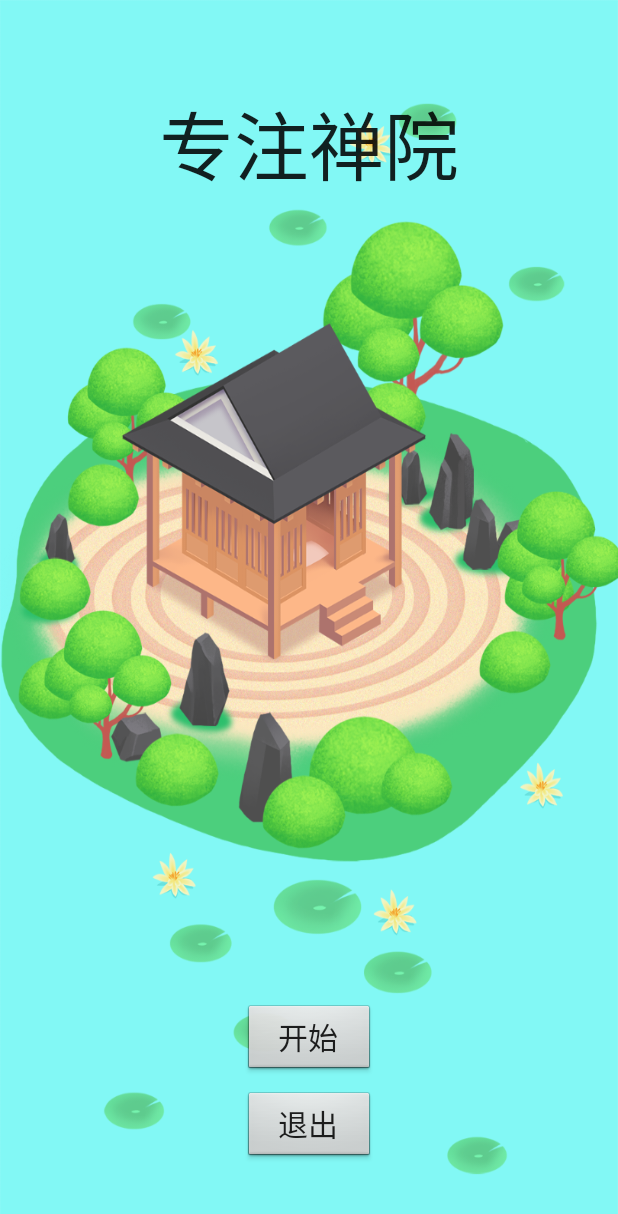
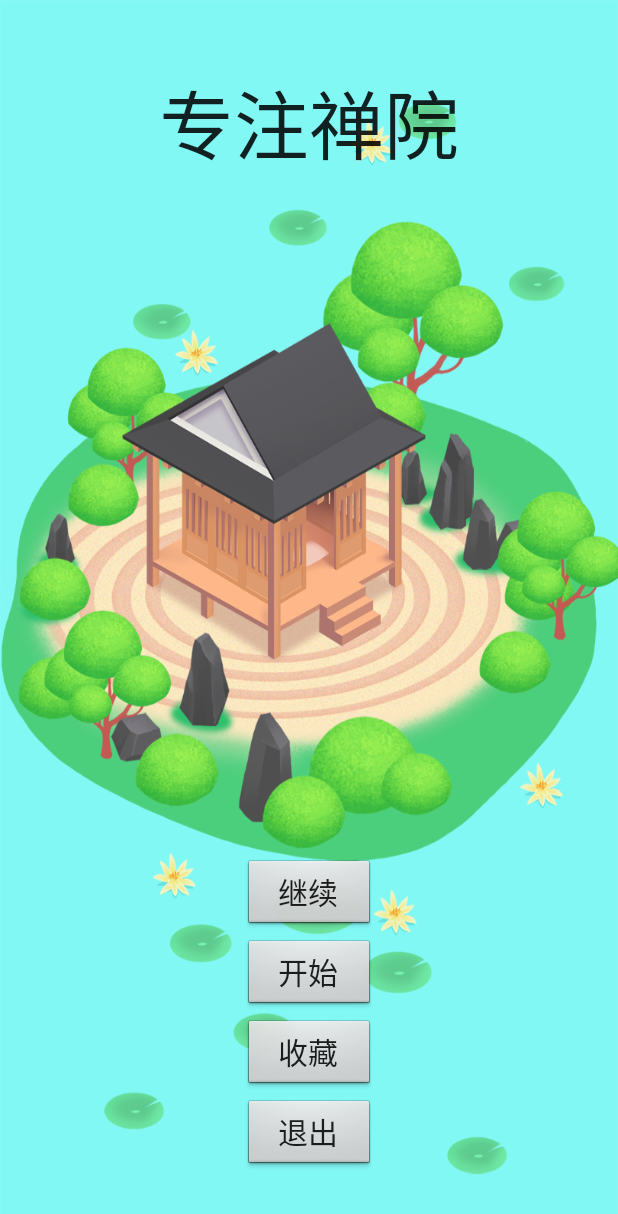
Before and after one commit to czycharles/ConcentrationPalace, an Android app: the screen it shows after launch (CP_MainActivity), on a phone screen of 412 x 824 dp. Shown: the top 1214 px of the screen. Run offline under Robolectric (Android 15) with nearby library versions, the phone set to English and light mode, and no system bars.

Commit message:
Add gallery blur background

```diff
--- a/app/build.gradle
+++ b/app/build.gradle
@@ -5,7 +5,7 @@ android {
     buildToolsVersion '26.0.2'
     defaultConfig {
         applicationId "com.example.charles.concentrationpalace"
-        minSdkVersion 15
+        minSdkVersion 17
         targetSdkVersion 26
         versionCode 1
         versionName "1.3"
--- a/app/src/main/AndroidManifest.xml
+++ b/app/src/main/AndroidManifest.xml
@@ -44,6 +44,11 @@
             android:configChanges="orientation|keyboardHidden|screenSize"
             android:label="@string/app_name"
             android:theme="@style/AppTheme"/>
+        <activity
+            android:name=".GalleryActivity"
+            android:configChanges="orientation|keyboardHidden|screenSize"
+            android:label="@string/app_name"
+            android:theme="@style/AppTheme"/>
         <service android:name="com.qq.e.comm.DownloadService" android:exported="false" />
         <activity android:name="com.qq.e.ads.ADActivity" android:configChanges="keyboard|keyboardHidden|orientation|screenSize" />
     </application>
--- a/app/src/main/java/com/example/charles/concentrationpalace/CP_MainActivity.java
+++ b/app/src/main/java/com/example/charles/concentrationpalace/CP_MainActivity.java
@@ -22,6 +22,7 @@ public class CP_MainActivity extends AppCompatActivity {
 
     File file;
     SharedPreferences data;
+    int version = Build.VERSION.SDK_INT;
 
     @Override
     protected void onCreate(Bundle savedInstanceState) {
@@ -51,7 +52,7 @@ public class CP_MainActivity extends AppCompatActivity {
         continue_button.setOnClickListener(new View.OnClickListener(){
             @Override
             public void onClick(View v){
-                int version = Integer.valueOf(Build.VERSION.SDK_INT);
+
                 Intent intent = new Intent(CP_MainActivity.this, MyPalaceActivity.class);
                 startActivity(intent);
                 if(version > 5 ){
@@ -63,7 +64,7 @@ public class CP_MainActivity extends AppCompatActivity {
         start_button.setOnClickListener(new View.OnClickListener(){
             @Override
             public void onClick(View v){
-                int version = Integer.valueOf(Build.VERSION.SDK_INT);
+
                 if(file.exists()) {
                     AlertDialog.Builder failAlert = new AlertDialog.Builder(CP_MainActivity.this);
                     failAlert.setTitle("删除记录？");
@@ -73,7 +74,7 @@ public class CP_MainActivity extends AppCompatActivity {
                         @Override
                         public void onClick(DialogInterface failAlert, int i) {
                             data = getSharedPreferences("data",MODE_PRIVATE);
-                            data.edit().clear().commit();
+                            data.edit().clear().apply();
                             file.delete();
                             Toast.makeText(CP_MainActivity.this, "删除成功", Toast.LENGTH_LONG).show();
                             Button continue_button = (Button)findViewById(R.id.continue_button);
@@ -98,6 +99,18 @@ public class CP_MainActivity extends AppCompatActivity {
             }
         });
         Log.d("CP_MainActivity","onCreate: done");
+
+        Button gallery_button = (Button)findViewById(R.id.gallery_button);
+        gallery_button.setOnClickListener(new View.OnClickListener(){
+            @Override
+            public void onClick(View v){
+                Intent intent = new Intent(CP_MainActivity.this, GalleryActivity.class);
+                startActivity(intent);
+                if(version > 5 ){
+                    overridePendingTransition(R.anim.fade_in, R.anim.fade_out);
+                }
+            }
+        });
 
         Button exit_button = (Button)findViewById(R.id.exit_button);
         exit_button.setOnClickListener(new View.OnClickListener(){
--- a/app/src/main/res/layout/activity_cp__main.xml
+++ b/app/src/main/res/layout/activity_cp__main.xml
@@ -34,9 +34,9 @@
         android:gravity="center"
         android:background="@android:drawable/btn_default"
         android:text="@string/continue_button"
-        android:visibility="gone"
+
         android:textSize="20sp"
-        android:layout_marginBottom="10dp"/>
+        android:layout_marginBottom="5dp"/>
 
     <Button
         android:id="@+id/start_button"
@@ -47,7 +47,18 @@
         android:background="@android:drawable/btn_default"
         android:text="@string/start_button"
         android:textSize="20sp"
-        android:layout_marginBottom="10dp"/>
+        android:layout_marginBottom="5dp"/>
+
+    <Button
+        android:id="@+id/gallery_button"
+        android:layout_width="wrap_content"
+        android:layout_height="wrap_content"
+        android:layout_gravity="center"
+        android:gravity="center"
+        android:background="@android:drawable/btn_default"
+        android:text="@string/gallery_button"
+        android:textSize="20sp"
+        android:layout_marginBottom="5dp"/>
 
     <Button
         android:id="@+id/exit_button"
@@ -64,4 +75,5 @@
         android:layout_width="match_parent"
         android:layout_height="wrap_content"
         android:layout_weight="0.2"/>
+
 </LinearLayout>
--- a/app/src/main/res/values/strings.xml
+++ b/app/src/main/res/values/strings.xml
@@ -2,6 +2,7 @@
     <string name="app_name">专注禅院</string>
     <string name="start_button">开始</string>
     <string name="continue_button">继续</string>
+	<string name="gallery_button">收藏</string>
     <string name="start_build_button">开始建造</string>
     <string name="title_activity_my_palace">我的专注宫殿</string>
     <string name="palace_back_button">返回</string>
```
Also changed, not shown: app/src/main/java/com/example/charles/concentrationpalace/GalleryActivity.java (added, +54 -0 lines), app/src/main/res/layout/activity_gallery.xml (added, +13 -0 lines).
